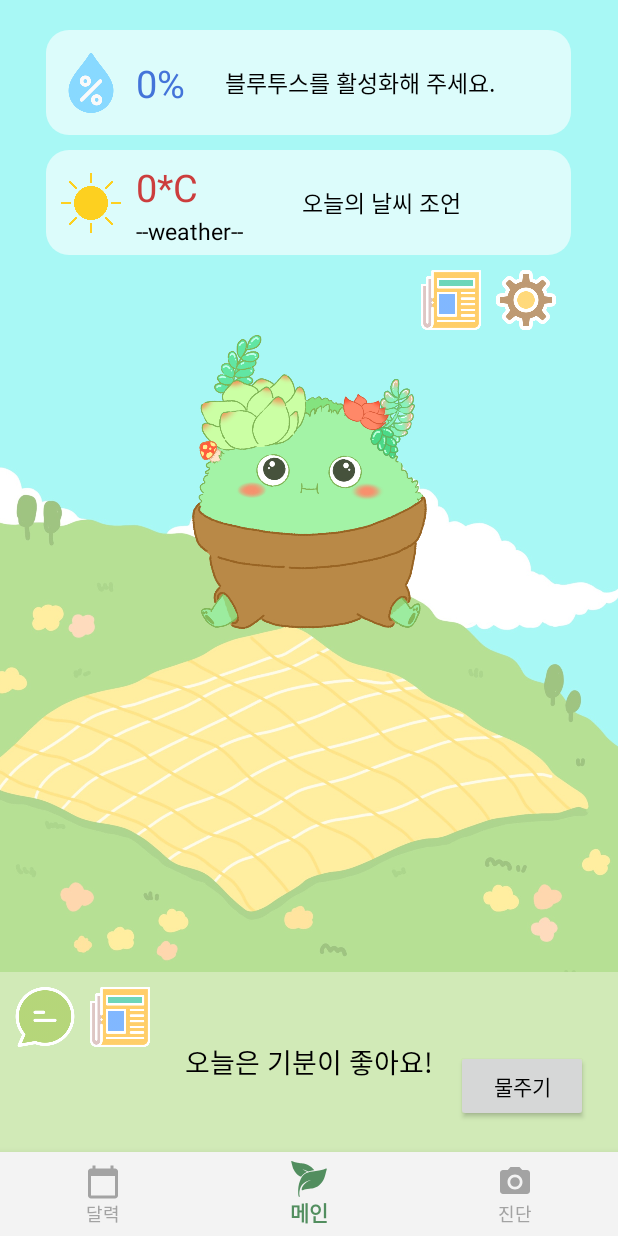
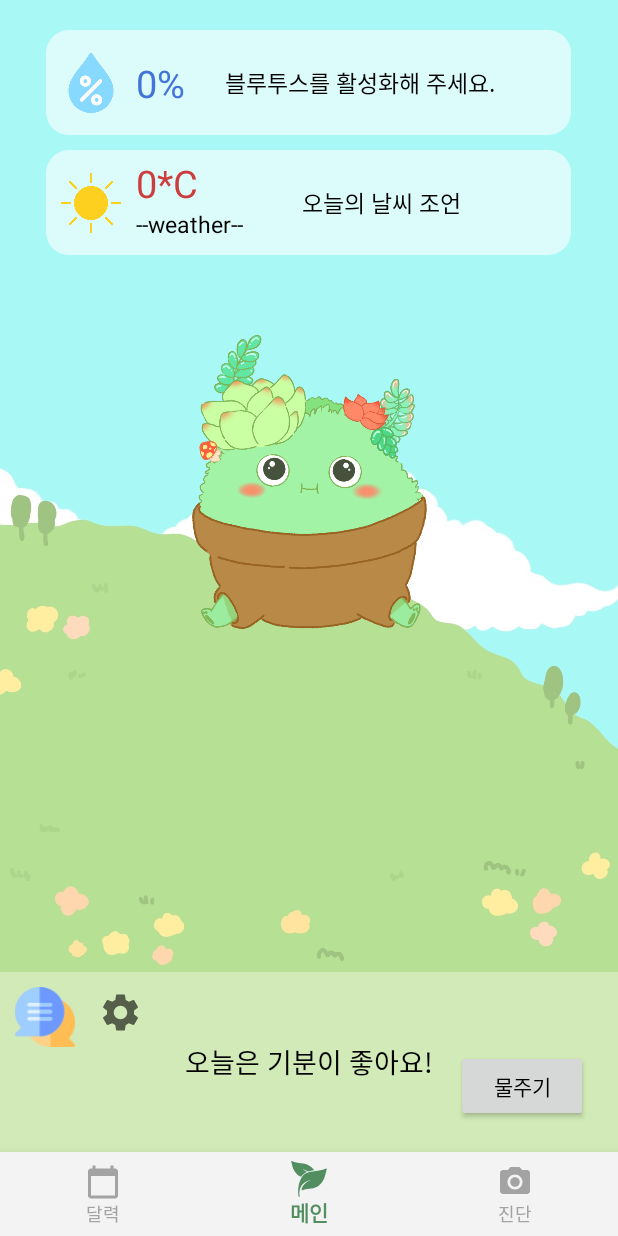
Before and after one commit to Leafy-Your-new-buddy/Leafy, an Android app: the MainFragment screen opened directly, with no data from a screen before it, on a phone screen of 412 x 824 dp. Run offline under Robolectric (Android 15) with nearby library versions, the light colour scheme and no system bars; our stand-ins replace Firebase (no records; nobody signed in at launch, a user with empty details on screens opened directly); libraries missing offline, so code that uses them is left out: com.loopj.android.

Commit message:
메인화면 수정

```diff
--- a/app/src/main/res/layout/fragment_main.xml
+++ b/app/src/main/res/layout/fragment_main.xml
@@ -110,8 +110,7 @@
                     android:layout_width="wrap_content"
                     android:layout_height="wrap_content"
                     android:layout_marginStart="10dp"
-                    android:layout_marginTop="0dp"
-                    android:layout_marginBottom="5dp"
+                    android:layout_marginBottom="10dp"
                     android:text="--weather--"
                     android:textSize="15dp"
                     app:layout_constraintBottom_toBottomOf="parent"
@@ -129,38 +128,7 @@
                     app:layout_constraintTop_toTopOf="parent"
                     app:layout_constraintHorizontal_bias="0.7"/>
             </androidx.constraintlayout.widget.ConstraintLayout>
-            <androidx.constraintlayout.widget.ConstraintLayout
-                android:id="@+id/icons"
-                android:layout_below="@id/weather_Feedback_box"
-                android:layout_centerHorizontal="true"
-                android:layout_width="350dp"
-                android:layout_height="60dp">
 
-                <ImageButton
-                    android:id="@+id/btn_tmpnews"
-                    android:layout_width="40dp"
-                    android:layout_height="40dp"
-                    android:layout_margin="10dp"
-                    android:background="@null"
-                    android:scaleType="fitCenter"
-                    android:src="@drawable/ic_news"
-                    app:layout_constraintBottom_toBottomOf="parent"
-                    app:layout_constraintEnd_toStartOf="@+id/btn_tmpsetting"
-                    app:layout_constraintTop_toTopOf="parent" />
-
-                <ImageButton
-                    android:id="@+id/btn_tmpsetting"
-                    android:layout_width="40dp"
-                    android:layout_height="40dp"
-                    android:layout_margin="10dp"
-                    android:background="@null"
-                    android:scaleType="fitCenter"
-                    android:src="@drawable/ic_settings"
-                    app:layout_constraintBottom_toBottomOf="parent"
-                    app:layout_constraintEnd_toEndOf="parent"
-                    app:layout_constraintTop_toTopOf="parent" />
-
-            </androidx.constraintlayout.widget.ConstraintLayout>
             <ImageView
                 android:layout_below="@+id/weather_Feedback_box"
                 android:layout_centerHorizontal="true"
@@ -208,18 +176,19 @@
                 android:layout_height="40dp"
                 android:background="@null"
                 android:scaleType="fitCenter"
-                android:src="@drawable/ic_chat"
+                android:src="@drawable/ic_chat2"
                 android:layout_margin="10dp"
                 app:layout_constraintStart_toStartOf="@+id/leafy_condition"
                 app:layout_constraintTop_toTopOf="@+id/leafy_condition" />
 
             <ImageButton
-                android:layout_width="40dp"
-                android:layout_height="40dp"
-                android:layout_margin="10dp"
+                android:layout_width="30dp"
+                android:layout_height="30dp"
+                android:layout_marginStart="15dp"
+                android:layout_marginTop="12dp"
                 android:background="@null"
                 android:scaleType="fitCenter"
-                android:src="@drawable/ic_news"
+                android:src="@drawable/ic_setting"
                 app:layout_constraintStart_toEndOf="@+id/btn_chat"
                 app:layout_constraintTop_toTopOf="@+id/leafy_condition" />
 
```
Also changed, not shown: app/src/main/res/drawable/bg_sunny.jpg, app/src/main/res/drawable/ic_chat.png, app/src/main/res/drawable/ic_chat2.png (added), app/src/main/res/drawable/ic_news.png.
